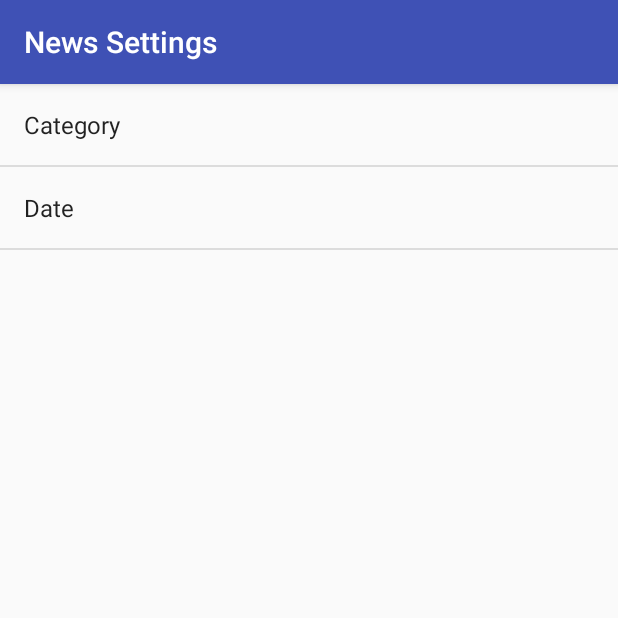
After one commit to iareciog/NewsApp, an Android app: the SettingsActivity screen opened directly, with no data from a screen before it, on a phone screen of 412 x 824 dp, the top half of it. The commit adds this screen. Run offline under Robolectric (Android 15) with nearby library versions, the phone set to English and light mode, and no system bars.

Commit message:
Added Settings Menu

```diff
--- /dev/null
+++ b/app/src/main/java/com/example/android/newsapp/SettingsActivity.java
@@ -0,0 +1,58 @@
+package com.example.android.newsapp;
+
+import android.content.SharedPreferences;
+import android.preference.ListPreference;
+import android.preference.Preference;
+import android.preference.PreferenceFragment;
+import android.preference.PreferenceManager;
+import android.support.v7.app.AppCompatActivity;
+import android.os.Bundle;
+
+public class SettingsActivity extends AppCompatActivity {
+
+    @Override
+    protected void onCreate(Bundle savedInstanceState) {
+        super.onCreate(savedInstanceState);
+        setContentView(R.layout.activity_settings);
+    }
+
+    public static class NewsPreferenceFragment extends PreferenceFragment
+            implements Preference.OnPreferenceChangeListener {
+
+        @Override
+        public void onCreate(Bundle savedInstanceState) {
+            super.onCreate(savedInstanceState);
+            addPreferencesFromResource(R.xml.settings_main);
+
+            Preference tag = findPreference(getString(R.string.settings_tag_key));
+            bindPreferenceSummaryToValue(tag);
+
+            Preference date = findPreference(getString(R.string.settings_date_key));
+            bindPreferenceSummaryToValue(date);
+        }
+
+        @Override
+        public boolean onPreferenceChange(Preference preference, Object value) {
+            String stringValue = value.toString();
+            if (preference instanceof ListPreference) {
+                ListPreference listPreference = (ListPreference) preference;
+                int prefIndex = listPreference.findIndexOfValue(stringValue);
+                if (prefIndex >= 0) {
+                    CharSequence[] labels = listPreference.getEntries();
+                    preference.setSummary(labels[prefIndex]);
+                }
+            } else {
+                preference.setSummary(stringValue);
+            }
+            return true;
+        }
+
+        private void bindPreferenceSummaryToValue(Preference preference) {
+            preference.setOnPreferenceChangeListener(this);
+            SharedPreferences preferences =
+                    PreferenceManager.getDefaultSharedPreferences(preference.getContext());
+            String preferenceString = preferences.getString(preference.getKey(), "");
+            onPreferenceChange(preference, preferenceString);
+        }
+    }
+}
--- /dev/null
+++ b/app/src/main/res/values/arrays.xml
@@ -0,0 +1,16 @@
+<?xml version="1.0" encoding="utf-8"?>
+<resources>
+    <string-array name="settings_tag_label">
+        <item>@string/settings_tag_none_label</item>
+        <item>@string/settings_tag_politics_label</item>
+        <item>@string/settings_tag_education_label</item>
+        <item>@string/settings_tag_economy_label</item>
+    </string-array>
+
+    <string-array name="settings_tag_value">
+        <item>@string/settings_tag_none_value</item>
+        <item>@string/settings_tag_politics_value</item>
+        <item>@string/settings_tag_education_value</item>
+        <item>@string/settings_tag_economy_value</item>
+    </string-array>
+</resources>
--- a/app/src/main/res/values/strings.xml
+++ b/app/src/main/res/values/strings.xml
@@ -2,4 +2,29 @@
     <string name="app_name">NewsApp</string>
     <string name="no_internet_connections">Not connected to Internet</string>
     <string name="no_news">No news left \nPlease reload the App or check it later.</string>
+
+    <string name="settings_menu_item">Settings</string>
+    <string name="settings_title">News Settings</string>
+
+    <string name="settings_min_magnitude_label">Date</string>
+    <string name="settings_date_key">date</string>
+
+    <!-- Label for Tag [CHAR LIMIT=20] -->
+    <string name="settings_tag_key">tag</string>
+    <!--string name="settings_tag_value">category</string-->
+    <string name="settings_tag_label">Category</string>
+
+    <!-- Label for category tag option [CHAR LIMIT=20] -->
+    <string name="settings_tag_economy_label">Show Economy News</string>
+    <string name="settings_tag_economy_value" translatable="false">politics/economy</string>
+
+    <string name="settings_tag_politics_label">Show Politics News</string>
+    <string name="settings_tag_politics_value" translatable="false">politics/politics</string>
+
+    <string name="settings_tag_education_label">Show Education News</string>
+    <string name="settings_tag_education_value">politics/education</string>
+
+    <string name="settings_tag_none_label">Show All</string>
+    <string name="settings_tag_none_value">empty</string>
+
 </resources>
--- /dev/null
+++ b/app/src/main/res/xml/settings_main.xml
@@ -0,0 +1,20 @@
+<?xml version="1.0" encoding="utf-8"?>
+<PreferenceScreen
+    xmlns:android="http://schemas.android.com/apk/res/android"
+    android:title="@string/settings_title">
+
+    <ListPreference
+        android:defaultValue="@string/settings_tag_none_label"
+        android:entries="@array/settings_tag_label"
+        android:entryValues="@array/settings_tag_value"
+        android:key="@string/settings_tag_key"
+        android:title="@string/settings_tag_label" />
+
+    <EditTextPreference
+        android:inputType="date"
+        android:key="@string/settings_date_key"
+        android:selectAllOnFocus="true"
+        android:hint="2014-01-01"
+        android:title="@string/settings_min_magnitude_label" />
+
+</PreferenceScreen>
```
Also changed, not shown: app/src/main/AndroidManifest.xml (+7 -0 lines), app/src/main/java/com/example/android/newsapp/MainActivity.java (+54 -2 lines), app/src/main/res/layout/activity_settings.xml (added, +9 -0 lines), app/src/main/res/menu/main.xml (added, +8 -0 lines).
